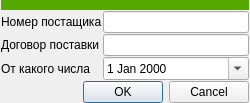
Old version of the form ui/client_number.ui in the repository Meller008/CRM-Avi.
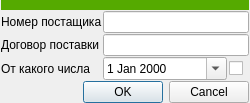
New version of the form.

Commit message: Работа - возможность не ставить дату в договоре клиента

The edit to the form file:
```diff
--- a/ui/client_number.ui
+++ b/ui/client_number.ui
@@ -7,7 +7,7 @@
     <x>0</x>
     <y>0</y>
     <width>250</width>
-    <height>92</height>
+    <height>99</height>
    </rect>
   </property>
   <property name="windowTitle">
@@ -29,6 +29,13 @@
    <property name="spacing">
     <number>1</number>
    </property>
+   <item row="3" column="0">
+    <widget class="QLabel" name="label_3">
+     <property name="text">
+      <string>От какого числа</string>
+     </property>
+    </widget>
+   </item>
    <item row="4" column="0" colspan="2">
     <widget class="QDialogButtonBox" name="buttonBox">
      <property name="orientation">
@@ -42,9 +49,6 @@
    <item row="2" column="1">
     <widget class="QLineEdit" name="le_contract"/>
    </item>
-   <item row="1" column="1">
-    <widget class="QLineEdit" name="le_vendor"/>
-   </item>
    <item row="1" column="0">
     <widget class="QLabel" name="label">
      <property name="text">
@@ -59,19 +63,8 @@
      </property>
     </widget>
    </item>
-   <item row="3" column="1">
-    <widget class="QDateEdit" name="de_date_from">
-     <property name="calendarPopup">
-      <bool>true</bool>
-     </property>
-    </widget>
-   </item>
-   <item row="3" column="0">
-    <widget class="QLabel" name="label_3">
-     <property name="text">
-      <string>От какого числа</string>
-     </property>
-    </widget>
+   <item row="1" column="1">
+    <widget class="QLineEdit" name="le_vendor"/>
    </item>
    <item row="0" column="0" colspan="2">
     <widget class="QWidget" name="widget" native="true">
@@ -86,6 +79,39 @@
      </property>
     </widget>
    </item>
+   <item row="3" column="1">
+    <layout class="QHBoxLayout" name="horizontalLayout">
+     <property name="spacing">
+      <number>2</number>
+     </property>
+     <item>
+      <widget class="QDateEdit" name="de_date_from">
+       <property name="calendarPopup">
+        <bool>true</bool>
+       </property>
+      </widget>
+     </item>
+     <item>
+      <widget class="QCheckBox" name="cb_enabled_date">
+       <property name="minimumSize">
+        <size>
+         <width>0</width>
+         <height>0</height>
+        </size>
+       </property>
+       <property name="maximumSize">
+        <size>
+         <width>20</width>
+         <height>16777215</height>
+        </size>
+       </property>
+       <property name="text">
+        <string/>
+       </property>
+      </widget>
+     </item>
+    </layout>
+   </item>
   </layout>
  </widget>
  <tabstops>
```
Left out of the diff: 17 changed lines with no effect on the pictures. The commit also changes 1 other file.
